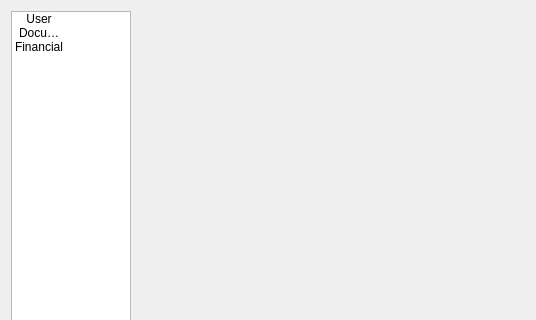
Before: the Qt Designer form ui/dialogs/settingsdialog.ui in PhilippParis/BusinessManager, drawn with Qt 5; both pictures show x 0 to 536 and y 0 to 320 of the 536 by 541 pixel window.
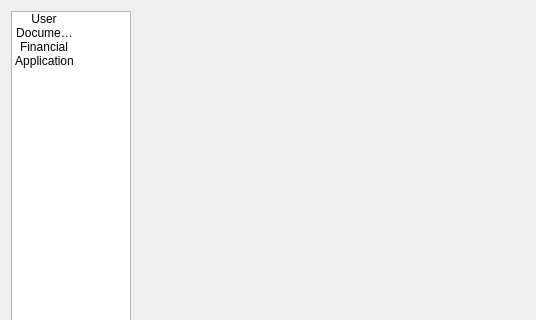
After: the same form once the commit is applied. Icons and pictures are not drawn.

The edit to the form file:
```diff
--- a/ui/dialogs/settingsdialog.ui
+++ b/ui/dialogs/settingsdialog.ui
@@ -70,6 +70,15 @@
           <normaloff>:/icon/settings_financial</normaloff>:/icon/settings_financial</iconset>
         </property>
        </item>
+       <item>
+        <property name="text">
+         <string>Application</string>
+        </property>
+        <property name="icon">
+         <iconset resource="../../resources.qrc">
+          <normaloff>:/icon/settings_app</normaloff>:/icon/settings_app</iconset>
+        </property>
+       </item>
       </widget>
      </item>
      <item>
```
